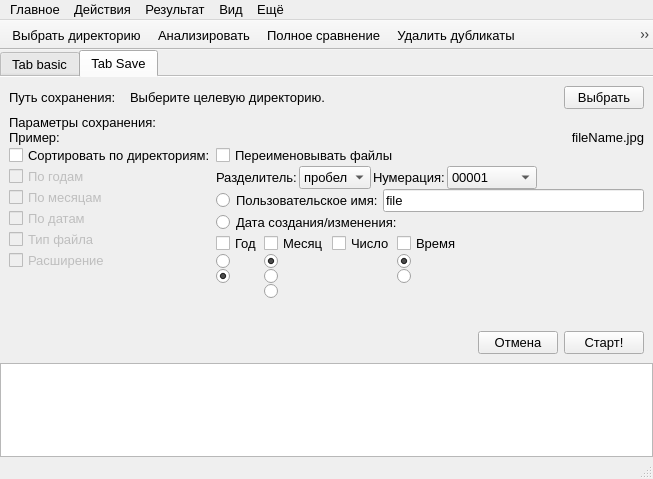
First picture: the form in mainwindow.ui, repository shurk4/Diplicate-cleaner, before the edit.
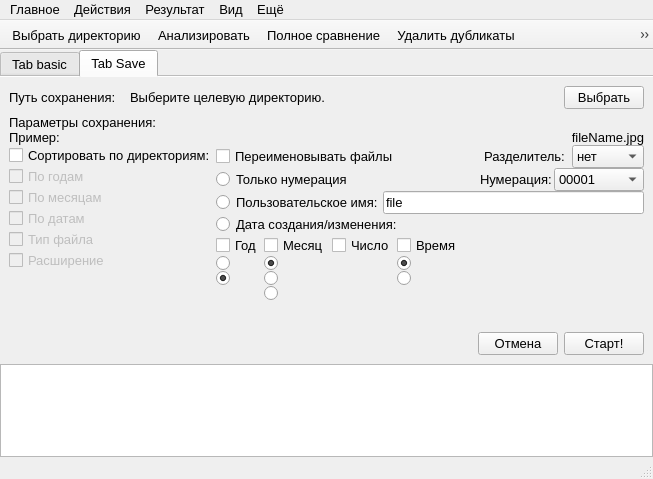
Second picture: the form after the edit.

Commit message: Added functionality for a new class

Diff of the .ui file:
```diff
--- a/mainwindow.ui
+++ b/mainwindow.ui
@@ -141,7 +141,6 @@
                <property name="font">
                 <font>
                  <pointsize>10</pointsize>
-                 <weight>75</weight>
                  <bold>true</bold>
                 </font>
                </property>
@@ -167,7 +166,6 @@
                <property name="font">
                 <font>
                  <pointsize>9</pointsize>
-                 <weight>75</weight>
                  <bold>true</bold>
                 </font>
                </property>
@@ -1030,6 +1028,8 @@
                 <number>0</number>
                </property>
                <item>
+                <layout class="QHBoxLayout" name="horizontalLayout_24">
+                 <item>
                 <widget class="QCheckBox" name="checkBoxRename">
                  <property name="enabled">
                   <bool>true</bool>
@@ -1040,30 +1040,28 @@
                 </widget>
                </item>
                <item>
-                <widget class="QWidget" name="widgetRanameOther" native="true">
-                 <layout class="QHBoxLayout" name="horizontalLayout_19">
-                  <property name="spacing">
-                   <number>2</number>
-                  </property>
-                  <property name="leftMargin">
-                   <number>0</number>
-                  </property>
-                  <property name="topMargin">
-                   <number>0</number>
-                  </property>
-                  <property name="rightMargin">
-                   <number>0</number>
-                  </property>
-                  <property name="bottomMargin">
-                   <number>0</number>
-                  </property>
+                  <spacer name="horizontalSpacer_5">
+                   <property name="orientation">
+                    <enum>Qt::Horizontal</enum>
+                   </property>
+                   <property name="sizeHint" stdset="0">
+                    <size>
+                     <width>40</width>
+                     <height>20</height>
+                    </size>
+                   </property>
+                  </spacer>
+                 </item>
                   <item>
                    <widget class="QLabel" name="labelSplitter">
                     <property name="enabled">
                      <bool>true</bool>
                     </property>
                     <property name="text">
-                     <string>Разделитель:</string>
+                    <string>Разделитель:  </string>
+                   </property>
+                   <property name="alignment">
+                    <set>Qt::AlignRight|Qt::AlignTrailing|Qt::AlignVCenter</set>
                     </property>
                    </widget>
                   </item>
@@ -1078,16 +1076,16 @@
                       <verstretch>0</verstretch>
                      </sizepolicy>
                     </property>
-                    <item>
-                     <property name="text">
-                      <string>пробел</string>
-                     </property>
-                    </item>
                     <item>
                      <property name="text">
                       <string>нет</string>
                      </property>
                     </item>
+                   <item>
+                    <property name="text">
+                     <string>пробел</string>
+                    </property>
+                   </item>
                     <item>
                      <property name="text">
                       <string>_</string>
@@ -1140,6 +1138,49 @@
                     </item>
                    </widget>
                   </item>
+                </layout>
+               </item>
+               <item>
+                <widget class="QWidget" name="widgetRanameOther" native="true">
+                 <layout class="QHBoxLayout" name="horizontalLayout_19">
+                  <property name="spacing">
+                   <number>2</number>
+                  </property>
+                  <property name="leftMargin">
+                   <number>0</number>
+                  </property>
+                  <property name="topMargin">
+                   <number>0</number>
+                  </property>
+                  <property name="rightMargin">
+                   <number>0</number>
+                  </property>
+                  <property name="bottomMargin">
+                   <number>0</number>
+                  </property>
+                  <item>
+                   <widget class="QRadioButton" name="radioButtonOnlyNum">
+                    <property name="text">
+                     <string>Только нумерация</string>
+                    </property>
+                    <attribute name="buttonGroup">
+                     <string notr="true">buttonGroup</string>
+                    </attribute>
+                   </widget>
+                  </item>
+                  <item>
+                   <spacer name="horizontalSpacer_3">
+                    <property name="orientation">
+                     <enum>Qt::Horizontal</enum>
+                    </property>
+                    <property name="sizeHint" stdset="0">
+                     <size>
+                      <width>40</width>
+                      <height>20</height>
+                     </size>
+                    </property>
+                   </spacer>
+                  </item>
                   <item>
                    <widget class="QLabel" name="label_14">
                     <property name="text">
@@ -1191,19 +1232,6 @@
                     </item>
                    </widget>
                   </item>
-                  <item>
-                   <spacer name="horizontalSpacer_3">
-                    <property name="orientation">
-                     <enum>Qt::Horizontal</enum>
-                    </property>
-                    <property name="sizeHint" stdset="0">
-                     <size>
-                      <width>40</width>
-                      <height>20</height>
-                     </size>
-                    </property>
-                   </spacer>
-                  </item>
                  </layout>
                 </widget>
                </item>
@@ -1217,6 +1245,9 @@
                    <property name="text">
                     <string>Пользовательское имя:</string>
                    </property>
+                   <attribute name="buttonGroup">
+                    <string notr="true">buttonGroup</string>
+                   </attribute>
                   </widget>
                  </item>
                  <item>
@@ -1239,6 +1270,9 @@
                  <property name="text">
                   <string>Дата создания/изменения:</string>
                  </property>
+                 <attribute name="buttonGroup">
+                  <string notr="true">buttonGroup</string>
+                 </attribute>
                 </widget>
                </item>
                <item>
@@ -1621,7 +1655,7 @@
      <x>0</x>
      <y>0</y>
      <width>653</width>
-     <height>22</height>
+     <height>23</height>
     </rect>
    </property>
    <widget class="QMenu" name="menu">
```
Left out of the diff: 3 changed lines with no effect on the pictures. Lines whose indentation alone changed are shown as unchanged. The commit also changes 4 other files.
